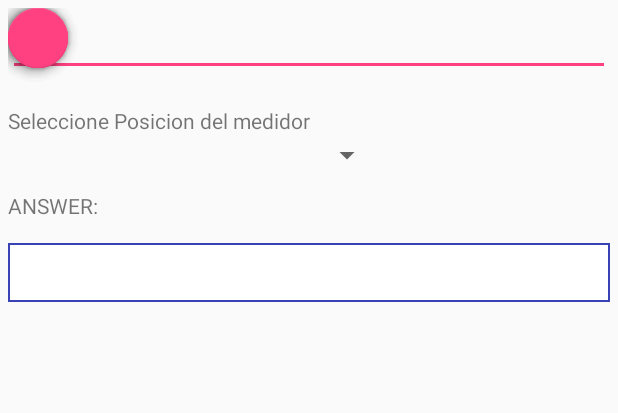
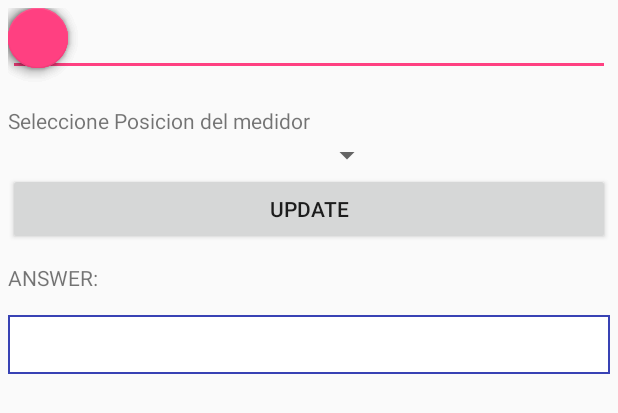
Before and after one commit to alexaw/ATEMSAA, an Android app: the layout fragment_meter.xml on its own in the app's theme, with its tools: preview values and no code run, on a phone screen of 412 x 824 dp. Shown: the top 413 px of the screen. Run offline under Robolectric (Android 15) with nearby library versions, the phone set to English and light mode, and no system bars; plain views replace FloatingActionButton, FloatingActionsMenu; network calls fail.

Commit message:
Adicion de boton para actualizar la lista de medidores registrados

```diff
--- a/app/src/main/java/com/example/yogis/atemsaa_fragments/fragments/MenuFragment.java
+++ b/app/src/main/java/com/example/yogis/atemsaa_fragments/fragments/MenuFragment.java
@@ -86,9 +86,9 @@ public class MenuFragment extends Fragment implements View.OnClickListener {
             return;
         }
 
-       if (MainActivity.mCommandService.getState() == BluetoothCommandService.STATE_CONNECTED) {
+       //if (MainActivity.mCommandService.getState() == BluetoothCommandService.STATE_CONNECTED) {
 
-          //if (MainActivity.mCommandService.getState() != BluetoothCommandService.STATE_CONNECTED) {
+          if (MainActivity.mCommandService.getState() != BluetoothCommandService.STATE_CONNECTED) {
                 Toast.makeText(this.getActivity(), "Por favor conectarse a un dispositivo", Toast.LENGTH_SHORT).show();
             }else {
                 switch (view.getId()) {
--- a/app/src/main/res/layout/fragment_meter.xml
+++ b/app/src/main/res/layout/fragment_meter.xml
@@ -30,13 +30,20 @@
         android:layout_width="250dp"
         android:layout_height="wrap_content"/>
 
+    <Button
+        android:id="@+id/but_update"
+        android:layout_width="match_parent"
+        android:layout_height="wrap_content"
+        android:layout_below="@+id/pos_med"
+        android:text="Update"/>
+
 
     <TextView
         android:id="@+id/txt_rta_meter"
         android:layout_width="match_parent"
         android:layout_height="wrap_content"
         android:text="@string/respuesta_usr"
-        android:layout_below="@+id/pos_med"
+        android:layout_below="@+id/but_update"
         android:paddingBottom="15dp"
         android:paddingTop="12dp"
         />
```
Also changed, not shown: app/src/main/java/com/example/yogis/atemsaa_fragments/fragments/MeterFragment.java (+29 -0 lines), 1 other file.
